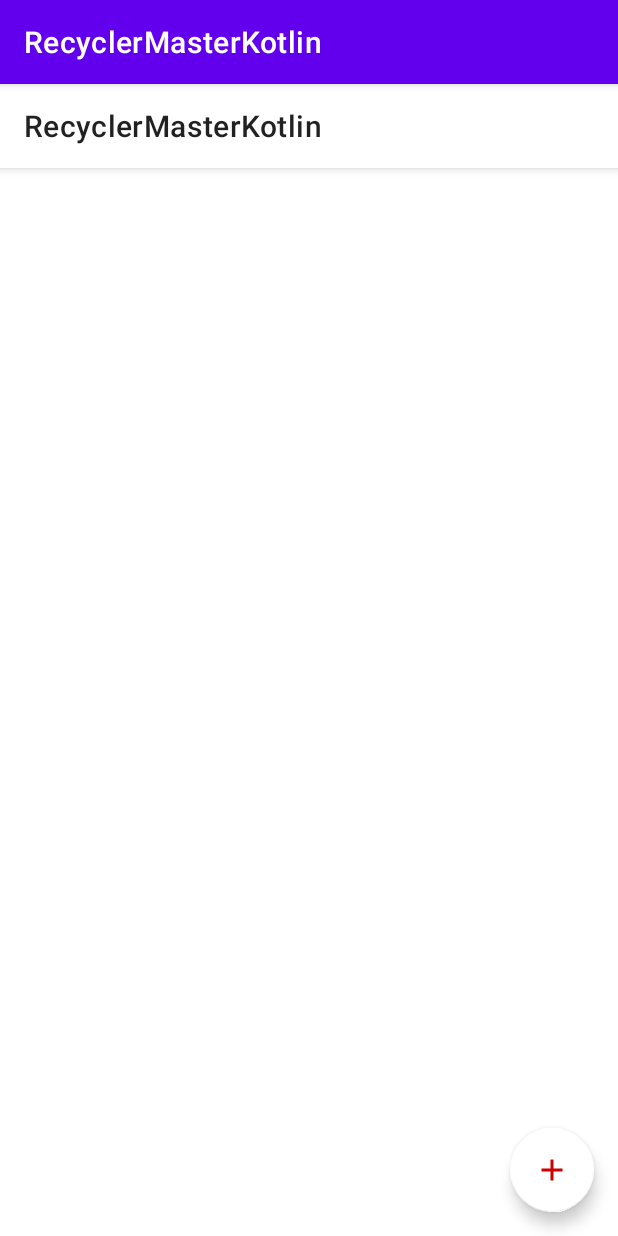
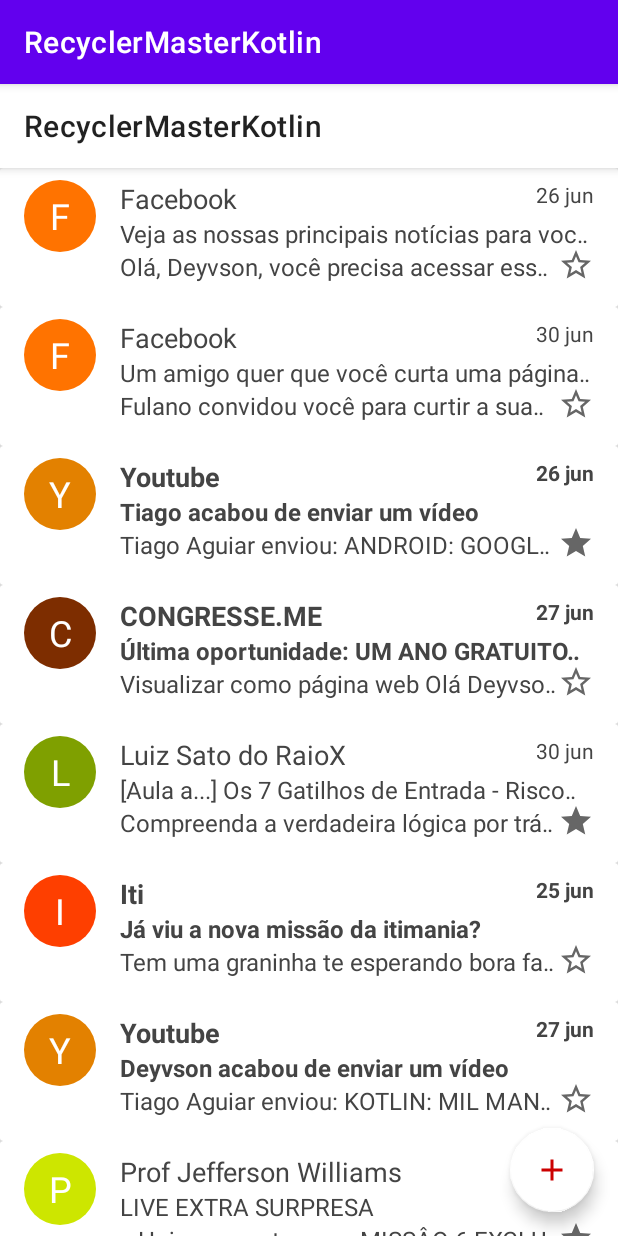
Before and after one commit to deyvsonaguiar/RecyclerViewFakeGmail, an Android app: the screen it shows after launch (MainActivity), on a phone screen of 412 x 824 dp. Run offline under Robolectric (Android 15) with nearby library versions, the phone set to English and light mode, and no system bars.

Commit message:
Criando lista de email com dados mock

```diff
--- a/app/build.gradle
+++ b/app/build.gradle
@@ -1,6 +1,7 @@
 plugins {
     id 'com.android.application'
     id 'kotlin-android'
+    id 'kotlin-android-extensions'
 }
 
 android {
--- /dev/null
+++ b/app/src/main/java/com/deyvsonaguiar/recyclermasterkotlin/EmailAdapter.kt
@@ -0,0 +1,64 @@
+package com.deyvsonaguiar.recyclermasterkotlin
+
+import android.graphics.Color
+import android.graphics.Typeface
+import android.graphics.Typeface.BOLD
+import android.graphics.Typeface.NORMAL
+import android.graphics.drawable.ShapeDrawable
+import android.graphics.drawable.shapes.OvalShape
+import android.view.LayoutInflater
+import android.view.View
+import android.view.ViewGroup
+import androidx.annotation.ColorInt
+import androidx.recyclerview.widget.RecyclerView
+import com.deyvsonaguiar.recyclermasterkotlin.model.Email
+import kotlinx.android.synthetic.main.email_item.view.*
+
+class EmailAdapter(val emails: MutableList<Email>):
+    RecyclerView.Adapter<EmailAdapter.EmailViewHolder>() {
+
+    override fun onCreateViewHolder(parent: ViewGroup, viewType: Int): EmailViewHolder {
+        val view = LayoutInflater.from(parent.context).inflate(R.layout.email_item, parent, false)
+        return EmailViewHolder(view)
+    }
+
+    override fun onBindViewHolder(holder: EmailViewHolder, position: Int) {
+        holder.bind(emails[position])
+    }
+
+    override fun getItemCount(): Int = emails.size
+
+    inner class EmailViewHolder(itemView: View): RecyclerView.ViewHolder(itemView) {
+        fun bind(email: Email) {
+            with(email) {
+                val hash = user.hashCode()
+                itemView.txt_icon.text = user.first().toString()
+                itemView.txt_icon.background = itemView.oval(Color.rgb(hash, hash / 2, 0))
+                itemView.txt_user.text = user
+                itemView.txt_preview.text = preview
+                itemView.txt_subject.text = subject
+                itemView.txt_date.text = date
+
+                itemView.txt_user.setTypeface(Typeface.DEFAULT, if (unread) BOLD else NORMAL)
+                itemView.txt_subject.setTypeface(Typeface.DEFAULT, if (unread) BOLD else NORMAL)
+                itemView.txt_date.setTypeface(Typeface.DEFAULT, if (unread) BOLD else NORMAL)
+
+                itemView.img_star.setImageResource(
+                    if (stared) R.drawable.ic_baseline_star_black_24
+                    else R.drawable.ic_baseline_star_border_24
+                )
+            }
+        }
+
+    }
+}
+
+fun View.oval(@ColorInt color: Int): ShapeDrawable{
+    val oval = ShapeDrawable(OvalShape())
+    with(oval) {
+        intrinsicHeight = height
+        intrinsicWidth = width
+        paint.color = color
+    }
+    return oval
+}
--- a/app/src/main/java/com/deyvsonaguiar/recyclermasterkotlin/MainActivity.kt
+++ b/app/src/main/java/com/deyvsonaguiar/recyclermasterkotlin/MainActivity.kt
@@ -2,10 +2,16 @@ package com.deyvsonaguiar.recyclermasterkotlin
 
 import androidx.appcompat.app.AppCompatActivity
 import android.os.Bundle
+import androidx.recyclerview.widget.LinearLayoutManager
+import com.deyvsonaguiar.recyclermasterkotlin.model.fakeEmails
+import kotlinx.android.synthetic.main.activity_main.*
 
 class MainActivity : AppCompatActivity() {
     override fun onCreate(savedInstanceState: Bundle?) {
         super.onCreate(savedInstanceState)
         setContentView(R.layout.activity_main)
+
+        recycler_view_main.adapter = EmailAdapter(fakeEmails())
+        recycler_view_main.layoutManager = LinearLayoutManager(this)
     }
 }
--- /dev/null
+++ b/app/src/main/java/com/deyvsonaguiar/recyclermasterkotlin/model/Email.kt
@@ -0,0 +1,102 @@
+package com.deyvsonaguiar.recyclermasterkotlin.model
+
+data class Email(
+    val user: String,
+    val subject: String,
+    val preview: String,
+    val date: String,
+    val stared: Boolean,
+    val unread: Boolean,
+    var selected: Boolean = false
+)
+
+class EmailBuilder{
+    var user: String = ""
+    var subject: String = ""
+    var preview: String = ""
+    var date: String = ""
+    var stared: Boolean = false
+    var unread: Boolean = false
+
+    fun build(): Email = Email(user, subject, preview, date, stared, unread, false)
+}
+
+fun email(block: EmailBuilder.() -> Unit): Email = EmailBuilder().apply(block).build()
+
+fun fakeEmails(): MutableList<Email> = mutableListOf(
+    email {
+        user = "Facebook"
+        subject = "Veja as nossas principais notícias para você conseguir"
+        preview = "Olá, Deyvson, você precisa acessar esse site"
+        date = "26 jun"
+        stared = false
+    },
+    email {
+        user = "Facebook"
+        subject = "Um amigo quer que você curta uma página dele"
+        preview = "Fulano convidou você para curtir a sua página"
+        date = "30 jun"
+        stared = false
+    },
+    email {
+        user = "Youtube"
+        subject = "Tiago acabou de enviar um vídeo"
+        preview = "Tiago Aguiar enviou: ANDROID: GOOGLE MAPS"
+        date = "26 jun"
+        stared = true
+        unread = true
+    },
+    email {
+        user = "CONGRESSE.ME"
+        subject = "Última oportunidade: UM ANO GRATUITO DE MUITAS NOVIDADES"
+        preview = "Visualizar como página web Olá Deyvson, tudo bem"
+        date = "27 jun"
+        stared = false
+        unread = true
+    },
+    email {
+        user = "Luiz Sato do RaioX"
+        subject = "[Aula a...] Os 7 Gatilhos de Entrada - Risco Baixo e Lucro Rápido"
+        preview = "Compreenda a verdadeira lógica por trás das movimentações"
+        date = "30 jun"
+        stared = true
+    },
+    email {
+        user = "Iti"
+        subject = "Já viu a nova missão da itimania?"
+        preview = "Tem uma graninha te esperando bora fazer o seu dinheiro render"
+        date = "25 jun"
+        stared = false
+        unread = true
+    },
+    email {
+        user = "Youtube"
+        subject = "Deyvson acabou de enviar um vídeo"
+        preview = "Tiago Aguiar enviou: KOTLIN: MIL MANEIRAS DE CRIAR MAPS"
+        date = "27 jun"
+        stared = false
+        unread = true
+    },
+    email {
+        user = "Prof Jefferson Williams"
+        subject = "LIVE EXTRA SURPRESA"
+        preview = "...Hoje vamos ter uma MISSÂO 6 EXCLUSIVA Ao Vivo. Não perca!"
+        date = "24 jun"
+        stared = true
+    },
+    email {
+        user = "NuBank"
+        subject = "O Nubank de cara nova"
+        preview = "Conheça as mudanças, como isso reflete nosso jeito de ser"
+        date = "31 jun"
+        stared = true
+    },
+    email {
+        user = "NuBank"
+        subject = "Sua fatura Nubank chegou"
+        preview = "Sua fatura do mês de junho acaba de ser fechada. Veja detalhes"
+        date = "30 jun"
+        stared = true
+        unread = true
+    }
+)
--- /dev/null
+++ b/app/src/main/res/drawable/ic_baseline_star_black_24.xml
@@ -0,0 +1,10 @@
+<vector xmlns:android="http://schemas.android.com/apk/res/android"
+    android:width="24dp"
+    android:height="24dp"
+    android:viewportWidth="24"
+    android:viewportHeight="24"
+    android:tint="?attr/colorControlNormal">
+  <path
+      android:fillColor="@android:color/white"
+      android:pathData="M12,17.27L18.18,21l-1.64,-7.03L22,9.24l-7.19,-0.61L12,2 9.19,8.63 2,9.24l5.46,4.73L5.82,21z"/>
+</vector>
```
